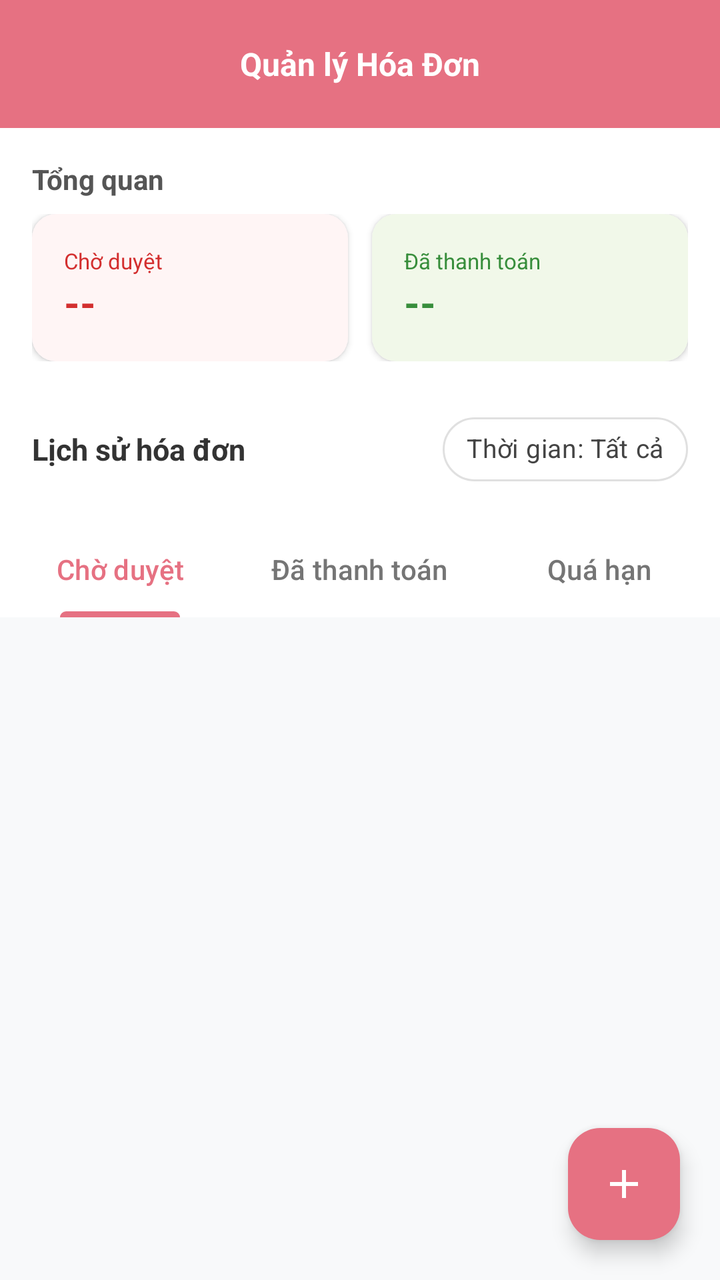
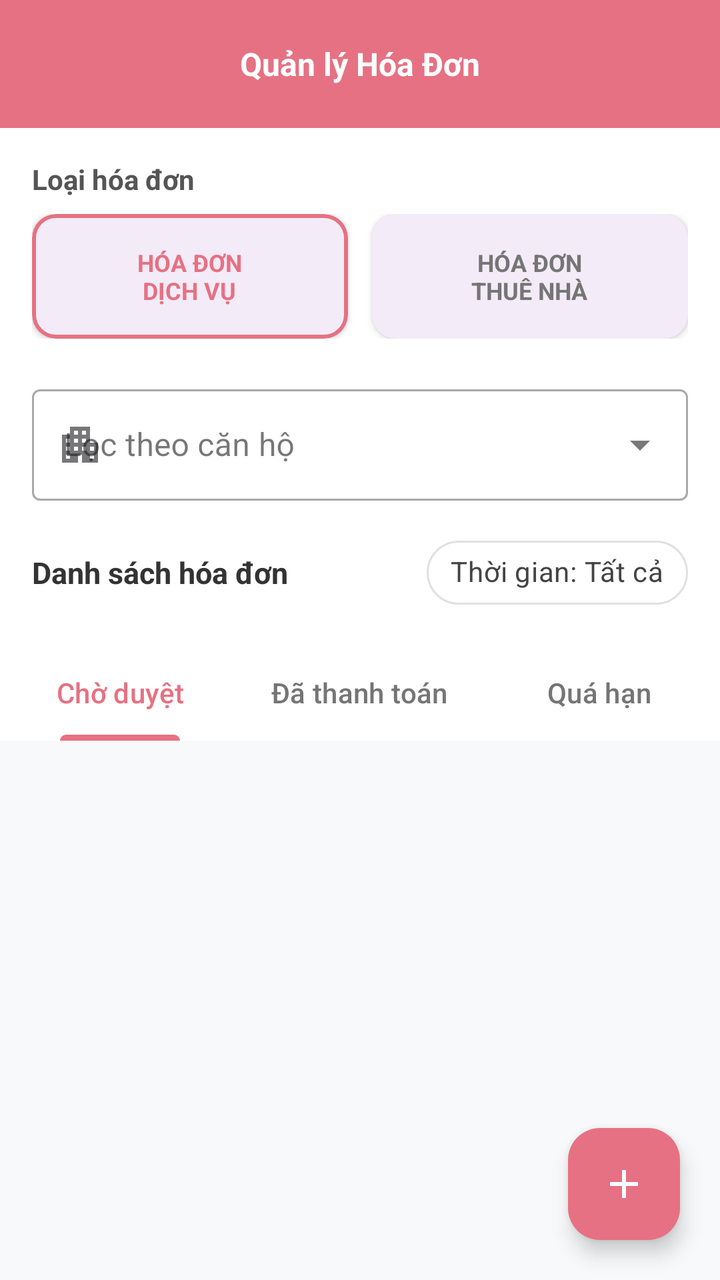

Compare the two renders of this Android layout. The source of the first and the diff that turns it into the second are given below.
<!-- AndroidManifest.xml: application theme Theme.Apt -->
<!-- res/layout/fragment_admin_bill.xml -->
<?xml version="1.0" encoding="utf-8"?>
<androidx.coordinatorlayout.widget.CoordinatorLayout
    xmlns:android="http://schemas.android.com/apk/res/android"
    xmlns:app="http://schemas.android.com/apk/res-auto"
    android:layout_width="match_parent"
    android:layout_height="match_parent"
    android:background="#F8F9FA">

    <com.google.android.material.appbar.AppBarLayout
        android:layout_width="match_parent"
        android:layout_height="wrap_content"
        android:background="@color/white"
        app:elevation="0dp">

        <com.google.android.material.appbar.CollapsingToolbarLayout
            android:layout_width="match_parent"
            android:layout_height="wrap_content"
            app:layout_scrollFlags="scroll|exitUntilCollapsed">

            <LinearLayout
                android:layout_width="match_parent"
                android:layout_height="wrap_content"
                android:orientation="vertical"
                android:paddingBottom="12dp">

                
                <RelativeLayout
                    android:layout_width="match_parent"
                    android:layout_height="?attr/actionBarSize"
                    android:background="@color/primary"
                    android:paddingHorizontal="16dp">


                    <TextView
                        android:layout_width="wrap_content"
                        android:layout_height="wrap_content"
                        android:layout_centerInParent="true"
                        android:text="Quản lý Hóa Đơn"
                        android:textColor="@color/white"
                        android:textSize="16sp"
                        android:textStyle="bold" />
                </RelativeLayout>

                
                <TextView
                    android:layout_width="wrap_content"
                    android:layout_height="wrap_content"
                    android:text="Tổng quan"
                    android:textSize="14sp"
                    android:textStyle="bold"
                    android:textColor="#555555"
                    android:layout_marginTop="16dp"
                    android:layout_marginStart="16dp"
                    android:layout_marginBottom="8dp"/>

                <LinearLayout
                    android:layout_width="match_parent"
                    android:layout_height="wrap_content"
                    android:orientation="horizontal"
                    android:paddingHorizontal="16dp"
                    android:baselineAligned="false">

                    <com.google.android.material.card.MaterialCardView
                        android:layout_width="0dp"
                        android:layout_height="wrap_content"
                        android:layout_weight="1"
                        android:layout_marginEnd="6dp"
                        app:cardCornerRadius="12dp"
                        app:cardElevation="2dp"
                        app:strokeWidth="0dp">
                        <LinearLayout
                            android:layout_width="match_parent"
                            android:layout_height="wrap_content"
                            android:orientation="vertical"
                            android:padding="16dp"
                            android:background="#FFF5F5">
                            <TextView
                                android:layout_width="wrap_content"
                                android:layout_height="wrap_content"
                                android:text="Chờ duyệt"
                                android:textColor="#D32F2F"
                                android:textSize="11sp" />
                            <TextView
                                android:id="@+id/tvCountUnpaid"
                                android:layout_width="wrap_content"
                                android:layout_height="wrap_content"
                                android:text="--"
                                android:textColor="#D32F2F"
                                android:textSize="20sp"
                                android:textStyle="bold" />
                        </LinearLayout>
                    </com.google.android.material.card.MaterialCardView>

                    <com.google.android.material.card.MaterialCardView
                        android:layout_width="0dp"
                        android:layout_height="wrap_content"
                        android:layout_weight="1"
                        android:layout_marginStart="6dp"
                        app:cardCornerRadius="12dp"
                        app:cardElevation="2dp"
                        app:strokeWidth="0dp">
                        <LinearLayout
                            android:layout_width="match_parent"
                            android:layout_height="wrap_content"
                            android:orientation="vertical"
                            android:padding="16dp"
                            android:background="#F1F8E9">
                            <TextView
                                android:layout_width="wrap_content"
                                android:layout_height="wrap_content"
                                android:text="Đã thanh toán"
                                android:textColor="#388E3C"
                                android:textSize="11sp" />
                            <TextView
                                android:id="@+id/tvCountPaid"
                                android:layout_width="wrap_content"
                                android:layout_height="wrap_content"
                                android:text="--"
                                android:textColor="#388E3C"
                                android:textSize="20sp"
                                android:textStyle="bold" />
                        </LinearLayout>
                    </com.google.android.material.card.MaterialCardView>
                </LinearLayout>

                
                <LinearLayout
                    android:layout_width="match_parent"
                    android:layout_height="wrap_content"
                    android:orientation="horizontal"
                    android:gravity="center_vertical"
                    android:paddingHorizontal="16dp"
                    android:layout_marginTop="20dp">

                    <TextView
                        android:layout_width="0dp"
                        android:layout_height="wrap_content"
                        android:layout_weight="1"
                        android:text="Lịch sử hóa đơn"
                        android:textSize="15sp"
                        android:textStyle="bold"
                        android:textColor="#333333"/>

                    <com.google.android.material.chip.Chip
                        android:id="@+id/chipDateFilter"
                        style="@style/Widget.MaterialComponents.Chip.Filter"
                        android:layout_width="wrap_content"
                        android:layout_height="wrap_content"
                        android:text="Thời gian: Tất cả"
                        app:chipIcon="@drawable/ic_calendar"
                        app:chipIconTint="@color/primary"
                        android:textColor="#444444"
                        android:textSize="13sp"
                        app:chipBackgroundColor="@color/white"
                        app:chipStrokeColor="#E0E0E0"
                        app:chipStrokeWidth="1dp" />
                </LinearLayout>

            </LinearLayout>
        </com.google.android.material.appbar.CollapsingToolbarLayout>

        <com.google.android.material.tabs.TabLayout
            android:id="@+id/tabLayoutAdmin"
            android:layout_width="match_parent"
            android:layout_height="wrap_content"
            android:background="@android:color/white"
            app:tabIndicatorFullWidth="false"
            app:tabIndicatorColor="@color/primary"
            app:tabSelectedTextColor="@color/primary"
            app:tabTextColor="#757575"
            app:tabMode="fixed"
            app:tabGravity="fill">

            <com.google.android.material.tabs.TabItem
                android:text="Chờ duyệt"
                android:layout_height="40dp"
                android:layout_width="wrap_content"/>

            <com.google.android.material.tabs.TabItem
                android:text="Đã thanh toán"
                android:layout_height="40dp"
                android:layout_width="wrap_content"/>

            <com.google.android.material.tabs.TabItem
                android:text="Quá hạn"
                android:layout_height="40dp"
                android:layout_width="wrap_content"/>
        </com.google.android.material.tabs.TabLayout>

    </com.google.android.material.appbar.AppBarLayout>

    
    <LinearLayout
        android:id="@+id/layoutEmpty"
        android:layout_width="match_parent"
        android:layout_height="200dp"
        android:gravity="center"
        android:orientation="vertical"
        android:visibility="gone"
        app:layout_behavior="@string/appbar_scrolling_view_behavior">

        <ImageView
            android:layout_width="80dp"
            android:layout_height="80dp"
            android:src="@drawable/ic_empty_bill"
            app:tint="#CCCCCC" />

        <TextView
            android:layout_width="wrap_content"
            android:layout_height="wrap_content"
            android:layout_marginTop="16dp"
            android:text="Không tìm thấy hóa đơn nào"
            android:textColor="#999999"
            android:textSize="16sp" />
    </LinearLayout>

    <androidx.recyclerview.widget.RecyclerView
        android:id="@+id/rvAdminBills"
        android:layout_width="match_parent"
        android:layout_height="match_parent"
        android:clipToPadding="false"
        android:paddingTop="8dp"
        android:paddingBottom="88dp"
        app:layout_behavior="@string/appbar_scrolling_view_behavior" />

    <com.google.android.material.floatingactionbutton.FloatingActionButton
        android:id="@+id/fabAddBill"
        android:layout_width="wrap_content"
        android:layout_height="wrap_content"
        android:layout_gravity="bottom|end"
        android:layout_margin="20dp"
        android:src="@drawable/ic_add_bill"
        app:backgroundTint="@color/primary"
        app:tint="@android:color/white"
        app:elevation="6dp"/>

</androidx.coordinatorlayout.widget.CoordinatorLayout>
<!-- resources referenced by this layout -->
<resources>
  <color name="primary">#E67182</color>
  <color name="white">#FFFFFFFF</color>
  <!-- drawable ic_add_bill (drawable) -->
  <vector xmlns:android="http://schemas.android.com/apk/res/android" android:height="24dp" android:tint="#000000" android:viewportHeight="24" android:viewportWidth="24" android:width="24dp">
        
      <path android:fillColor="@android:color/white" android:pathData="M19,13h-6v6h-2v-6H5v-2h6V5h2v6h6v2z"/>
      
  </vector>
  <!-- drawable ic_calendar (drawable) -->
  <vector xmlns:android="http://schemas.android.com/apk/res/android"
      android:width="24dp"
      android:height="24dp"
      android:viewportWidth="960"
      android:viewportHeight="960"
      android:tint="?attr/colorControlNormal">
    <path
        android:fillColor="@android:color/white"
        android:pathData="M200,880Q167,880 143.5,856.5Q120,833 120,800L120,240Q120,207 143.5,183.5Q167,160 200,160L240,160L240,80L320,80L320,160L640,160L640,80L720,80L720,160L760,160Q793,160 816.5,183.5Q840,207 840,240L840,800Q840,833 816.5,856.5Q793,880 760,880L200,880ZM200,800L760,800Q760,800 760,800Q760,800 760,800L760,400L200,400L200,800Q200,800 200,800Q200,800 200,800ZM200,320L760,320L760,240Q760,240 760,240Q760,240 760,240L200,240Q200,240 200,240Q200,240 200,240L200,320ZM200,320L200,240Q200,240 200,240Q200,240 200,240L200,240Q200,240 200,240Q200,240 200,240L200,320ZM480,560Q463,560 451.5,548.5Q440,537 440,520Q440,503 451.5,491.5Q463,480 480,480Q497,480 508.5,491.5Q520,503 520,520Q520,537 508.5,548.5Q497,560 480,560ZM291.5,548.5Q280,537 280,520Q280,503 291.5,491.5Q303,480 320,480Q337,480 348.5,491.5Q360,503 360,520Q360,537 348.5,548.5Q337,560 320,560Q303,560 291.5,548.5ZM640,560Q623,560 611.5,548.5Q600,537 600,520Q600,503 611.5,491.5Q623,480 640,480Q657,480 668.5,491.5Q680,503 680,520Q680,537 668.5,548.5Q657,560 640,560ZM480,720Q463,720 451.5,708.5Q440,697 440,680Q440,663 451.5,651.5Q463,640 480,640Q497,640 508.5,651.5Q520,663 520,680Q520,697 508.5,708.5Q497,720 480,720ZM291.5,708.5Q280,697 280,680Q280,663 291.5,651.5Q303,640 320,640Q337,640 348.5,651.5Q360,663 360,680Q360,697 348.5,708.5Q337,720 320,720Q303,720 291.5,708.5ZM640,720Q623,720 611.5,708.5Q600,697 600,680Q600,663 611.5,651.5Q623,640 640,640Q657,640 668.5,651.5Q680,663 680,680Q680,697 668.5,708.5Q657,720 640,720Z"/>
  </vector>
  <!-- drawable ic_empty_bill (drawable) -->
  <vector xmlns:android="http://schemas.android.com/apk/res/android"
      android:width="24dp"
      android:height="24dp"
      android:viewportWidth="960"
      android:viewportHeight="960">
    <path
        android:pathData="m819,932 l-59,-59q-10,3 -19.5,5T720,880L240,880q-50,0 -85,-35t-35,-85v-120h120v-287L27,140l57,-57L876,875l-57,57ZM240,800h447l-80,-80L200,720v40q0,17 11.5,28.5T240,800ZM840,727 L760,647v-447L313,200l-73,-73v-47l60,60 60,-60 60,60 60,-60 60,60 60,-60 60,60 60,-60 60,60 60,-60v647ZM320,640h207L320,433v207ZM475,360 L395,280h205v80L475,360ZM595,480 L515,400h85v80h-5ZM651.5,468.5Q640,457 640,440t11.5,-28.5Q663,400 680,400t28.5,11.5Q720,423 720,440t-11.5,28.5Q697,480 680,480t-28.5,-11.5ZM680,360q-17,0 -28.5,-11.5T640,320q0,-17 11.5,-28.5T680,280q17,0 28.5,11.5T720,320q0,17 -11.5,28.5T680,360ZM200,800v-80,80Z"
        android:fillColor="#666666"/>
  </vector>
  <style name="Theme.Apt" parent="Base.Theme.Apt" />
  <style name="Base.Theme.Apt" parent="Theme.Material3.DayNight.NoActionBar">
          
          
      </style>
</resources>

<!-- the commit's change to res/layout/fragment_admin_bill.xml (unified diff, before → after) -->
@@ -23,14 +23,11 @@
                 android:orientation="vertical"
                 android:paddingBottom="12dp">
 
-                
                 <RelativeLayout
                     android:layout_width="match_parent"
                     android:layout_height="?attr/actionBarSize"
                     android:background="@color/primary"
                     android:paddingHorizontal="16dp">
-
-
                     <TextView
                         android:layout_width="wrap_content"
                         android:layout_height="wrap_content"
@@ -41,11 +38,10 @@
                         android:textStyle="bold" />
                 </RelativeLayout>
 
-                
                 <TextView
                     android:layout_width="wrap_content"
                     android:layout_height="wrap_content"
-                    android:text="Tổng quan"
+                    android:text="Loại hóa đơn"
                     android:textSize="14sp"
                     android:textStyle="bold"
                     android:textColor="#555555"
@@ -58,40 +54,36 @@
                     android:layout_height="wrap_content"
                     android:orientation="horizontal"
                     android:paddingHorizontal="16dp"
-                    android:baselineAligned="false">
+                    android:weightSum="2">
 
                     <com.google.android.material.card.MaterialCardView
+                        android:id="@+id/cardServiceBill"
                         android:layout_width="0dp"
                         android:layout_height="wrap_content"
                         android:layout_weight="1"
                         android:layout_marginEnd="6dp"
                         app:cardCornerRadius="12dp"
                         app:cardElevation="2dp"
-                        app:strokeWidth="0dp">
+                        app:strokeColor="@color/primary"
+                        app:strokeWidth="2dp">
                         <LinearLayout
                             android:layout_width="match_parent"
                             android:layout_height="wrap_content"
-                            android:orientation="vertical"
-                            android:padding="16dp"
-                            android:background="#FFF5F5">
+                            android:gravity="center"
+                            android:padding="16dp">
                             <TextView
                                 android:layout_width="wrap_content"
                                 android:layout_height="wrap_content"
-                                android:text="Chờ duyệt"
-                                android:textColor="#D32F2F"
-                                android:textSize="11sp" />
-                            <TextView
-                                android:id="@+id/tvCountUnpaid"
-                                android:layout_width="wrap_content"
-                                android:layout_height="wrap_content"
-                                android:text="--"
-                                android:textColor="#D32F2F"
-                                android:textSize="20sp"
+                                android:text="HÓA ĐƠN\nDỊCH VỤ"
+                                android:gravity="center"
+                                android:textColor="@color/primary"
+                                android:textSize="12sp"
                                 android:textStyle="bold" />
                         </LinearLayout>
                     </com.google.android.material.card.MaterialCardView>
 
                     <com.google.android.material.card.MaterialCardView
+                        android:id="@+id/cardRentBill"
                         android:layout_width="0dp"
                         android:layout_height="wrap_content"
                         android:layout_weight="1"
@@ -102,58 +94,69 @@
                         <LinearLayout
                             android:layout_width="match_parent"
                             android:layout_height="wrap_content"
-                            android:orientation="vertical"
-                            android:padding="16dp"
-                            android:background="#F1F8E9">
+                            android:gravity="center"
+                            android:padding="16dp">
                             <TextView
                                 android:layout_width="wrap_content"
                                 android:layout_height="wrap_content"
-                                android:text="Đã thanh toán"
-                                android:textColor="#388E3C"
-                                android:textSize="11sp" />
-                            <TextView
-                                android:id="@+id/tvCountPaid"
-                                android:layout_width="wrap_content"
-                                android:layout_height="wrap_content"
-                                android:text="--"
-                                android:textColor="#388E3C"
-                                android:textSize="20sp"
+                                android:text="HÓA ĐƠN\nTHUÊ NHÀ"
+                                android:gravity="center"
+                                android:textColor="#757575"
+                                android:textSize="12sp"
                                 android:textStyle="bold" />
                         </LinearLayout>
                     </com.google.android.material.card.MaterialCardView>
                 </LinearLayout>
 
-                
                 <LinearLayout
                     android:layout_width="match_parent"
                     android:layout_height="wrap_content"
-                    android:orientation="horizontal"
-                    android:gravity="center_vertical"
+                    android:orientation="vertical"
                     android:paddingHorizontal="16dp"
                     android:layout_marginTop="20dp">
 
-                    <TextView
-                        android:layout_width="0dp"
-                        android:layout_height="wrap_content"
-                        android:layout_weight="1"
-                        android:text="Lịch sử hóa đơn"
-                        android:textSize="15sp"
-                        android:textStyle="bold"
-                        android:textColor="#333333"/>
-
-                    <com.google.android.material.chip.Chip
-                        android:id="@+id/chipDateFilter"
-                        style="@style/Widget.MaterialComponents.Chip.Filter"
-                        android:layout_width="wrap_content"
-                        android:layout_height="wrap_content"
-                        android:text="Thời gian: Tất cả"
-                        app:chipIcon="@drawable/ic_calendar"
-                        app:chipIconTint="@color/primary"
-                        android:textColor="#444444"
-                        android:textSize="13sp"
-                        app:chipBackgroundColor="@color/white"
-                        app:chipStrokeColor="#E0E0E0"
-                        app:chipStrokeWidth="1dp" />
+                    <com.google.android.material.textfield.TextInputLayout
+                        style="@style/Widget.MaterialComponents.TextInputLayout.OutlinedBox.ExposedDropdownMenu"
+                        android:layout_width="match_parent"
+                        android:layout_height="wrap_content"
+                        android:hint="Lọc theo căn hộ"
+                        app:startIconDrawable="@drawable/ic_apartment">
+                        <AutoCompleteTextView
+                            android:id="@+id/spinnerApartmentFilter"
+                            android:layout_width="match_parent"
+                            android:layout_height="wrap_content"
+                            android:inputType="none" />
+                    </com.google.android.material.textfield.TextInputLayout>
+
+                    <LinearLayout
+                        android:layout_width="match_parent"
+                        android:layout_height="wrap_content"
+                        android:orientation="horizontal"
+                        android:gravity="center_vertical"
+                        android:layout_marginTop="12dp">
+
+                        <TextView
+                            android:layout_width="0dp"
+                            android:layout_height="wrap_content"
+                            android:layout_weight="1"
+                            android:text="Danh sách hóa đơn"
+                            android:textSize="15sp"
+                            android:textStyle="bold"
+                            android:textColor="#333333"/>
+
+                        <com.google.android.material.chip.Chip
+                            android:id="@+id/chipDateFilter"
+                            style="@style/Widget.MaterialComponents.Chip.Filter"
+                            android:layout_width="wrap_content"
+                            android:layout_height="wrap_content"
+                            android:text="Thời gian: Tất cả"
+                            app:chipIcon="@drawable/ic_calendar"
+                            app:chipIconTint="@color/primary"
+                            android:textColor="#444444"
+                            app:chipBackgroundColor="@color/white"
+                            app:chipStrokeColor="#E0E0E0"
+                            app:chipStrokeWidth="1dp" />
+                    </LinearLayout>
                 </LinearLayout>
 
             </LinearLayout>
@@ -170,26 +173,22 @@
             app:tabTextColor="#757575"
             app:tabMode="fixed"
             app:tabGravity="fill">
-
             <com.google.android.material.tabs.TabItem
-                android:text="Chờ duyệt"
-                android:layout_height="40dp"
-                android:layout_width="wrap_content"/>
-
+                android:layout_height="wrap_content"
+                android:layout_width="wrap_content"
+                android:text="Chờ duyệt" />
             <com.google.android.material.tabs.TabItem
-                android:text="Đã thanh toán"
-                android:layout_height="40dp"
-                android:layout_width="wrap_content"/>
-
+                android:layout_height="wrap_content"
+                android:layout_width="wrap_content"
+                android:text="Đã thanh toán" />
             <com.google.android.material.tabs.TabItem
-                android:text="Quá hạn"
-                android:layout_height="40dp"
-                android:layout_width="wrap_content"/>
+                android:layout_height="wrap_content"
+                android:layout_width="wrap_content"
+                android:text="Quá hạn" />
         </com.google.android.material.tabs.TabLayout>
 
     </com.google.android.material.appbar.AppBarLayout>
 
-    
     <LinearLayout
         android:id="@+id/layoutEmpty"
         android:layout_width="match_parent"
@@ -198,13 +197,11 @@
         android:orientation="vertical"
         android:visibility="gone"
         app:layout_behavior="@string/appbar_scrolling_view_behavior">
-
         <ImageView
             android:layout_width="80dp"
             android:layout_height="80dp"
             android:src="@drawable/ic_empty_bill"
             app:tint="#CCCCCC" />
-
         <TextView
             android:layout_width="wrap_content"
             android:layout_height="wrap_content"
<!-- resource entries referenced after the edit -->
@@ -7,6 +7,16 @@
         
       <path android:fillColor="@android:color/white" android:pathData="M19,13h-6v6h-2v-6H5v-2h6V5h2v6h6v2z"/>
       
+  </vector>
+  <!-- drawable ic_apartment (drawable) -->
+  <vector xmlns:android="http://schemas.android.com/apk/res/android"
+      android:width="24dp"
+      android:height="24dp"
+      android:viewportWidth="960"
+      android:viewportHeight="960">
+    <path
+        android:pathData="M120,840v-560h160v-160h400v320h160v400L520,840v-160h-80v160L120,840ZM200,760h80v-80h-80v80ZM200,600h80v-80h-80v80ZM200,440h80v-80h-80v80ZM360,600h80v-80h-80v80ZM360,440h80v-80h-80v80ZM360,280h80v-80h-80v80ZM520,600h80v-80h-80v80ZM520,440h80v-80h-80v80ZM520,280h80v-80h-80v80ZM680,760h80v-80h-80v80ZM680,600h80v-80h-80v80Z"
+        android:fillColor="#666666"/>
   </vector>
   <!-- drawable ic_calendar (drawable) -->
   <vector xmlns:android="http://schemas.android.com/apk/res/android"
